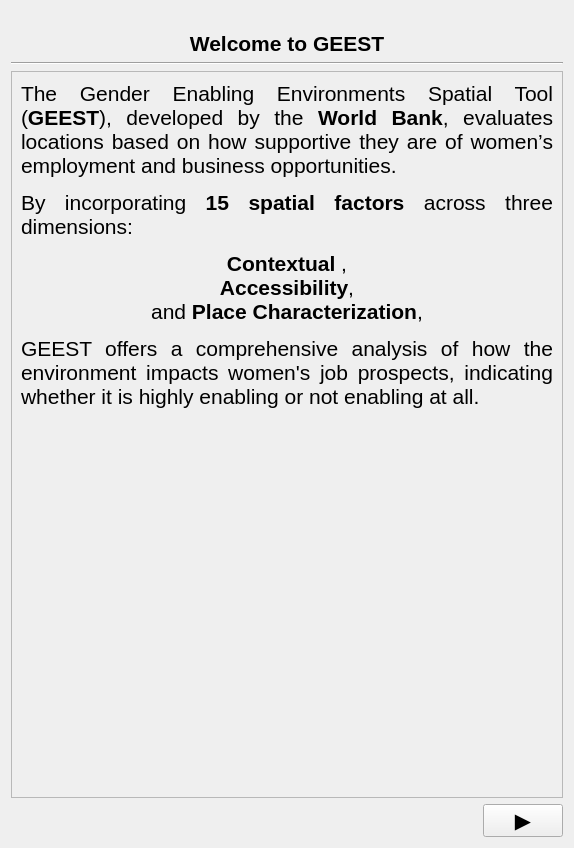
This is geest/ui/intro_panel_base.ui in worldbank/GEEST as Qt 5 draws it before an edit. The edited form follows.
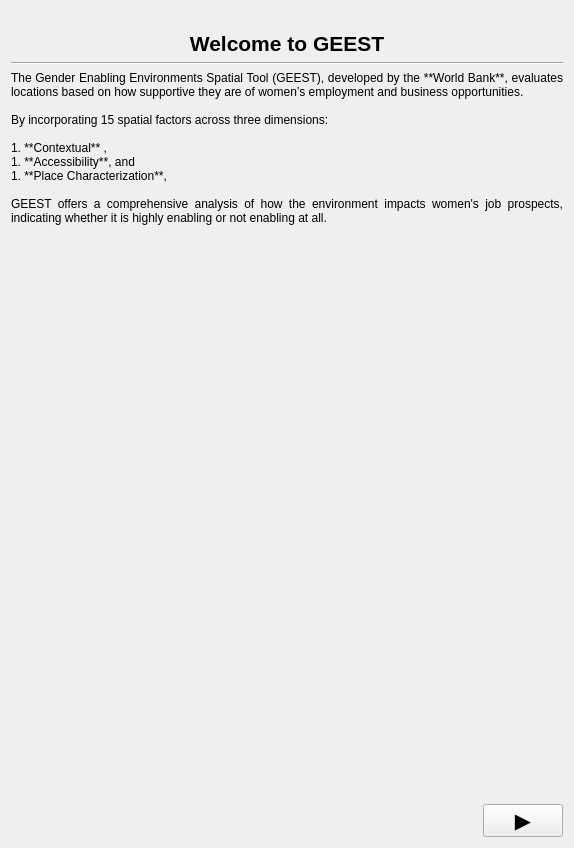
This is the edited form. Icons and pictures are not drawn.

Commit message: Scale text size according to panel size Fixes #781

Patch:
```diff
--- a/geest/ui/intro_panel_base.ui
+++ b/geest/ui/intro_panel_base.ui
@@ -93,6 +93,9 @@
    </item>
    <item row="3" column="0">
     <widget class="QScrollArea" name="scrollArea">
+     <property name="frameShape">
+      <enum>QFrame::NoFrame</enum>
+     </property>
      <property name="widgetResizable">
       <bool>true</bool>
      </property>
@@ -101,18 +104,38 @@
        <rect>
         <x>0</x>
         <y>0</y>
-        <width>540</width>
-        <height>699</height>
+        <width>556</width>
+        <height>655</height>
        </rect>
       </property>
       <layout class="QGridLayout" name="gridLayout_2">
+       <property name="leftMargin">
+        <number>0</number>
+       </property>
+       <property name="topMargin">
+        <number>0</number>
+       </property>
+       <property name="rightMargin">
+        <number>0</number>
+       </property>
+       <property name="bottomMargin">
+        <number>0</number>
+       </property>
        <item row="0" column="0">
         <widget class="QLabel" name="label_3">
          <property name="text">
-          <string>&lt;html&gt;&lt;head/&gt;&lt;body&gt;&lt;p align=&quot;justify&quot;&gt;&lt;span style=&quot; font-size:16pt;&quot;&gt;The Gender Enabling Environments Spatial Tool (&lt;/span&gt;&lt;span style=&quot; font-size:16pt; font-weight:600;&quot;&gt;GEEST&lt;/span&gt;&lt;span style=&quot; font-size:16pt;&quot;&gt;), developed by the &lt;/span&gt;&lt;span style=&quot; font-size:16pt; font-weight:600;&quot;&gt;World Bank&lt;/span&gt;&lt;span style=&quot; font-size:16pt;&quot;&gt;, evaluates locations based on how supportive they are of women’s employment and business opportunities.&lt;/span&gt;&lt;/p&gt;&lt;p align=&quot;justify&quot;&gt;&lt;span style=&quot; font-size:16pt;&quot;&gt;By incorporating &lt;/span&gt;&lt;span style=&quot; font-size:16pt; font-weight:600;&quot;&gt;15 spatial factors&lt;/span&gt;&lt;span style=&quot; font-size:16pt;&quot;&gt; across three dimensions:&lt;/span&gt;&lt;/p&gt;&lt;p align=&quot;center&quot;&gt;&lt;span style=&quot; font-size:16pt; font-weight:600;&quot;&gt;Contextual&lt;/span&gt;&lt;span style=&quot; font-size:16pt;&quot;&gt; ,&lt;br/&gt;&lt;/span&gt;&lt;span style=&quot; font-size:16pt; font-weight:600;&quot;&gt;Accessibility&lt;/span&gt;&lt;span style=&quot; font-size:16pt;&quot;&gt;, &lt;br/&gt;and &lt;/span&gt;&lt;span style=&quot; font-size:16pt; font-weight:600;&quot;&gt;Place Characterization&lt;/span&gt;&lt;span style=&quot; font-size:16pt;&quot;&gt;,&lt;/span&gt;&lt;/p&gt;&lt;p align=&quot;justify&quot;&gt;&lt;span style=&quot; font-size:16pt;&quot;&gt;GEEST offers a comprehensive analysis of how the environment impacts women's job prospects, indicating whether it is highly enabling or not enabling at all. &lt;/span&gt;&lt;/p&gt;&lt;/body&gt;&lt;/html&gt;</string>
+          <string>The Gender Enabling Environments Spatial Tool (GEEST), developed by the **World Bank**, evaluates locations based on how supportive they are of women’s employment and business opportunities. 
+
+By incorporating 15 spatial factors across three dimensions: 
+
+1. **Contextual** , 
+1. **Accessibility**, and 
+1. **Place Characterization**, 
+
+GEEST offers a comprehensive analysis of how the environment impacts women's job prospects, indicating whether it is highly enabling or not enabling at all.</string>
          </property>
          <property name="textFormat">
-          <enum>Qt::RichText</enum>
+          <enum>Qt::MarkdownText</enum>
          </property>
          <property name="alignment">
           <set>Qt::AlignJustify|Qt::AlignTop</set>
@@ -122,19 +145,6 @@
          </property>
         </widget>
        </item>
-       <item row="1" column="0">
-        <spacer name="verticalSpacer">
-         <property name="orientation">
-          <enum>Qt::Vertical</enum>
-         </property>
-         <property name="sizeHint" stdset="0">
-          <size>
-           <width>20</width>
-           <height>258</height>
-          </size>
-         </property>
-        </spacer>
-       </item>
       </layout>
      </widget>
     </widget>
```
Left out of the diff: 2 changed lines with no effect on the pictures. The commit also changes 7 other files.
